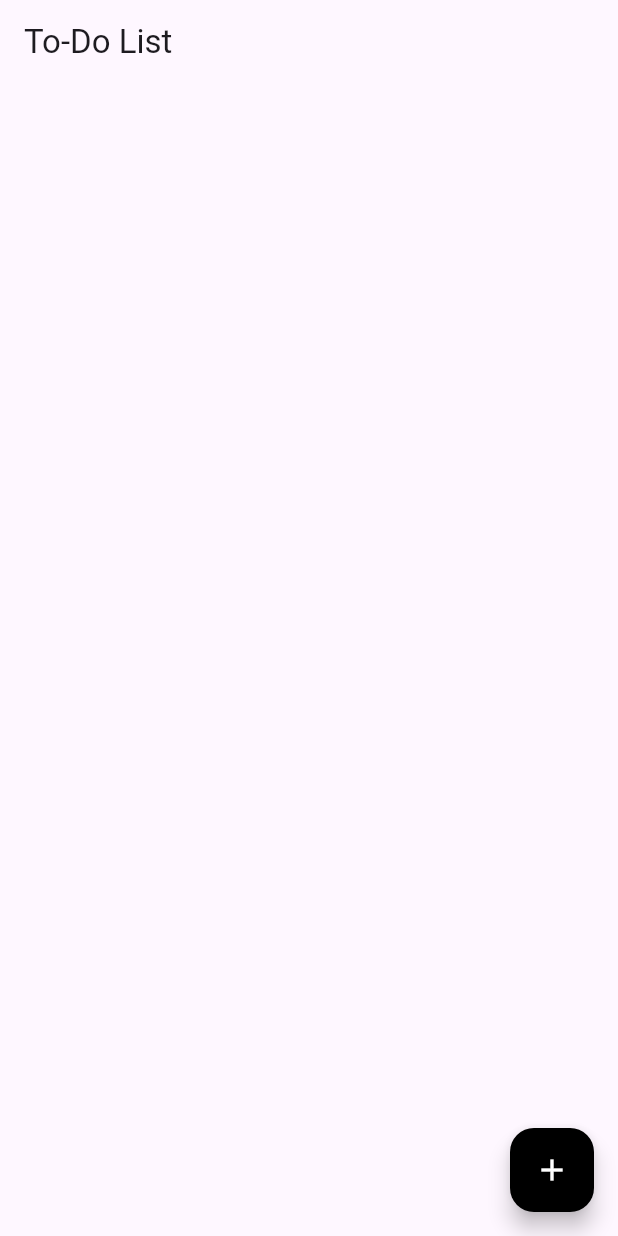
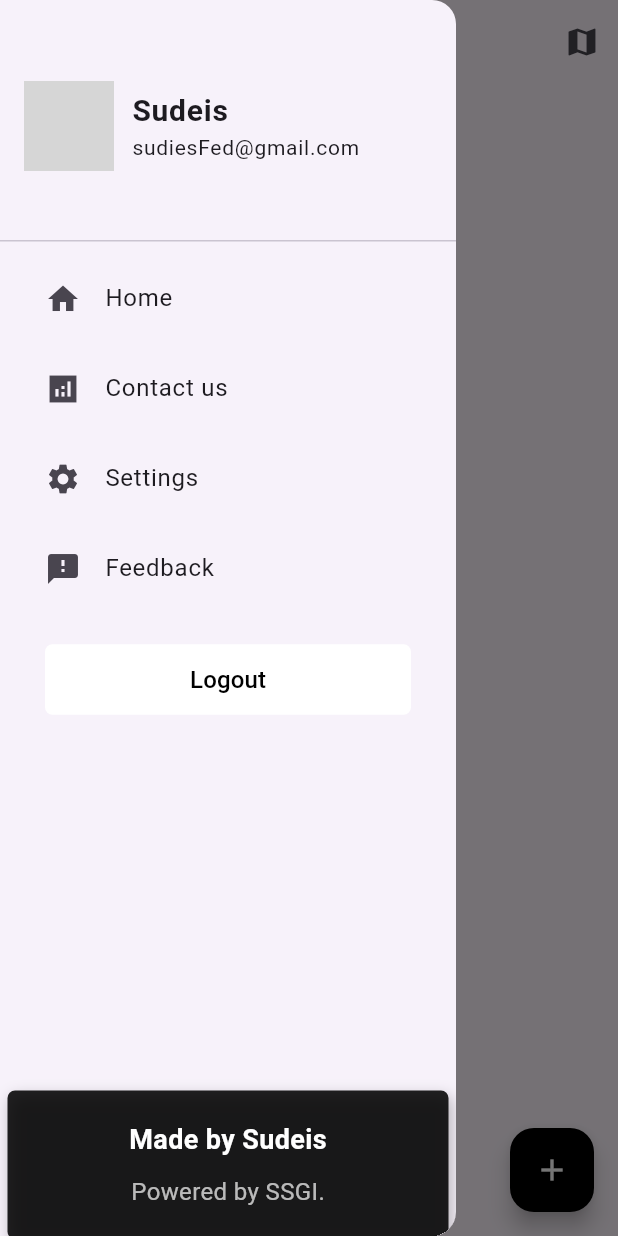
Before and after one commit to sudeisf/todo_mobile_app, a Flutter app: the screen it shows after launch, with the side drawer open (before the commit the screen has no drawer), on a phone screen of 412 x 824 dp. Run offline on Flutter 3.47's test engine with Material 3 defaults, Android fonts, the phone set to English and light mode, and no system bars; our stand-ins replace flutter_map, flutter_typeahead, latlong2, location, shared_preferences; grey boxes are pictures that could not be loaded.

Commit message:
adding map.

```diff
--- a/lib/screens/todo_screen.dart
+++ b/lib/screens/todo_screen.dart
@@ -4,6 +4,9 @@ import '../models/tasks.dart';
 import '../services/task_service.dart';
 import '../widgets/task_tile.dart';
 import '../widgets/custom_bottom_sheet.dart'; // Import the new bottom sheet
+import '../widgets/sidebar.dart' ;
+import '../widgets/mapScreen.dart';
+
 
 class TodoScreen extends StatefulWidget {
   @override
@@ -94,6 +97,15 @@ class _TodoScreenState extends State<TodoScreen> {
       appBar: AppBar(
         title: const Text("To-Do List"),
         actions: [
+          IconButton(
+            icon: const Icon(Icons.map),
+            onPressed: () {
+              Navigator.push(
+                context,
+                MaterialPageRoute(builder: (context) => EnhancedRoutePlanner()),
+              );
+            },
+          ),
           if (_isSelectionModeActive)
             IconButton(
               icon: const Icon(Icons.done),
@@ -101,6 +113,10 @@ class _TodoScreenState extends State<TodoScreen> {
             ),
         ],
       ),
+      drawer: Drawer(
+        child: Sidebar(),
+      )
+      ,
       body: ListView.builder(
         itemCount: _tasks.length,
         padding: const EdgeInsets.all(10),
--- a/lib/widgets/custom_bottom_sheet.dart
+++ b/lib/widgets/custom_bottom_sheet.dart
@@ -75,6 +75,7 @@ class CustomBottomSheet extends StatelessWidget {
               style: TextStyle(color: Colors.white),
             ),
           ),
+
         ],
       ),
     );
--- /dev/null
+++ b/lib/widgets/sidebar.dart
@@ -0,0 +1,125 @@
+import "package:flutter/material.dart";
+
+class Sidebar extends StatelessWidget {
+  @override
+  Widget build(BuildContext context) {
+    return ListView(
+      children: [
+        Container(
+          child: DrawerHeader(
+            child: Row(
+              crossAxisAlignment: CrossAxisAlignment.center,
+              children: [
+                CircleAvatar(
+                  radius: 30,
+                  backgroundImage: AssetImage('assets/profile.jpg'),
+                ),
+                SizedBox(
+                  width: 12,
+                ),
+                Expanded(
+                  child: const Column(
+                    crossAxisAlignment: CrossAxisAlignment.start,
+                    mainAxisAlignment: MainAxisAlignment.center,
+                    children: [
+                      const Text(
+                        "Sudeis",
+                        style: TextStyle(
+                            fontSize: 20, fontWeight: FontWeight.bold),
+                      ),
+                      const Text(
+                        "sudiesFed@gmail.com",
+                        style: TextStyle(
+                          fontSize: 14,
+                        ),
+                      ),
+                    ],
+                  ),
+                )
+              ],
+            ),
+          ),
+        ),
+        const ListTile(
+          contentPadding: EdgeInsets.symmetric(horizontal: 30, vertical: 2),
+          leading: Icon(Icons.home),
+          title: Text("Home"),
+        ),
+        const ListTile(
+          contentPadding: EdgeInsets.symmetric(horizontal: 30, vertical: 2),
+          leading: Icon(Icons.analytics_sharp),
+          title: Text("Contact us"),
+        ),
+        const ListTile(
+          contentPadding: EdgeInsets.symmetric(horizontal: 30, vertical: 2),
+          leading: Icon(Icons.settings),
+          title: Text("Settings"),
+        ),
+        const ListTile(
+          contentPadding: EdgeInsets.symmetric(horizontal: 30, vertical: 2),
+          leading: Icon(Icons.feedback),
+          title: Text("Feedback"),
+        ),
+        // SizedBox or Container to control button size
+        Container(
+          margin: EdgeInsets.symmetric(vertical: 20, horizontal: 30), // Adjust margins
+          child: ElevatedButton(
+            onPressed: () => print("button pressed"),
+            child: Text("Logout" , style: TextStyle( fontSize: 16),),
+            style: ElevatedButton.styleFrom(
+              backgroundColor: Colors.white,
+              foregroundColor: Colors.black,
+              padding: EdgeInsets.symmetric(horizontal: 50, vertical: 12), // Adjust padding for size
+              shape: RoundedRectangleBorder(
+                borderRadius: BorderRadius.circular(5), // Rounded corners
+              ),
+              elevation: 0
+            ),
+          ),
+        ),
+            Container(
+            margin: EdgeInsets.symmetric(vertical: 230, horizontal: 5),
+            decoration: BoxDecoration(
+            color: Colors.black87, // Background color of the container
+            borderRadius: BorderRadius.circular(5), // Rounded corners
+            boxShadow: [
+            BoxShadow(
+            color: Colors.black26, // Shadow color
+            blurRadius: 8, // Spread of shadow
+            offset: Offset(2, 4), // Offset of shadow (x, y)
+            ),
+            ],
+            ),
+            child: Padding(
+            padding: EdgeInsets.all(20), // Padding inside the container
+            child: Column(
+            children: [
+            Text(
+            "Made by Sudeis",
+            style: TextStyle(
+            fontSize: 18, // Font size
+            fontWeight: FontWeight.bold, // Bold font weight
+            color: Colors.white, // Text color
+            ),
+            ),
+            SizedBox(height: 10), // Add space between the texts
+            Text(
+            "Powered by SSGI.",
+            style: TextStyle(
+            fontSize: 16, // Font size
+            fontWeight: FontWeight.w400, // Normal weight
+            color: Colors.white70, // Slightly transparent text color
+            ),
+            ),
+            ],
+            ),
+            ),
+            )
+
+
+
+
+      ],
+    );
+  }
+}
```
Also changed, not shown: lib/widgets/mapScreen.dart (added, +337 -0 lines), pubspec.yaml (+12 -3 lines), pubspec.lock, 3 other files.
